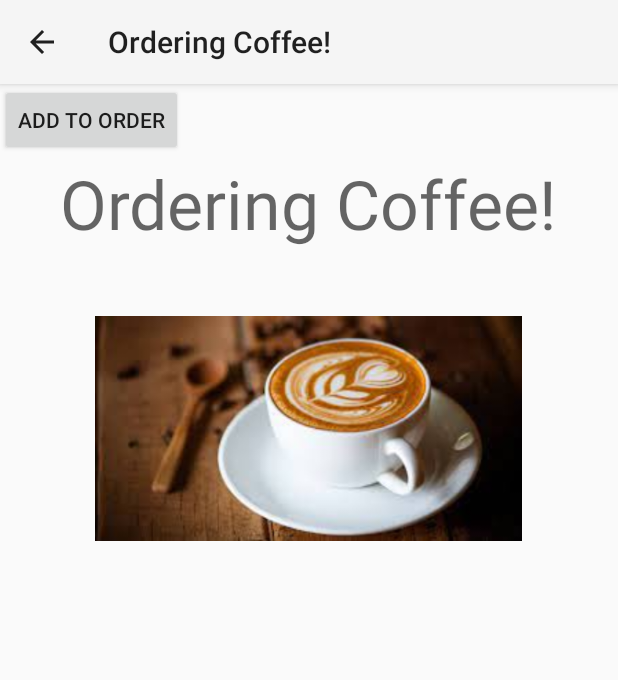
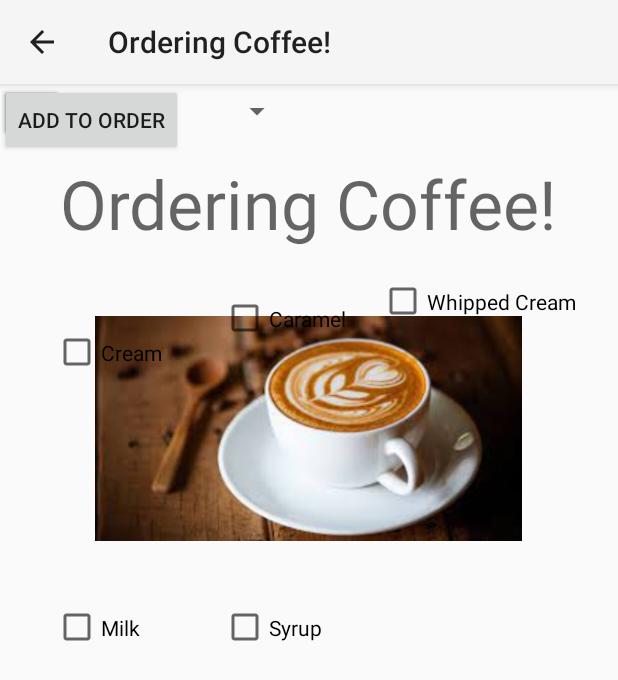
Before and after one commit to Nabihah01/RUCafe, an Android app: the OrderingCoffeeActivity screen opened directly, with no data from a screen before it, on a phone screen of 412 x 824 dp. Shown: the top 680 px of the screen. Run offline under Robolectric (Android 15) with nearby library versions, the light colour scheme and no system bars.

Commit message:
ordering coffee UI

```diff
--- a/app/src/main/java/com/example/rucafe/Coffee.java
+++ b/app/src/main/java/com/example/rucafe/Coffee.java
@@ -1,4 +1,4 @@
-package com.example.project4;
+package com.example.rucafe;
 
 import java.util.ArrayList;
 
@@ -7,7 +7,7 @@ import java.util.ArrayList;
  * Has three attributes - cupsize, addins, and quantity
  *  @author Nabihah, Maryam
  */
-public class Coffee extends MenuItem implements Customizable{
+public class Coffee extends MenuItem implements Customizable {
     private String cupSize;
     private ArrayList<String> addIns;
     private int quantity;
--- a/app/src/main/java/com/example/rucafe/Customizable.java
+++ b/app/src/main/java/com/example/rucafe/Customizable.java
@@ -1,4 +1,4 @@
-package com.example.project4;
+package com.example.rucafe;
 
 /**
  *  Java interface
--- a/app/src/main/java/com/example/rucafe/DonutsAdapter.java
+++ b/app/src/main/java/com/example/rucafe/DonutsAdapter.java
@@ -80,10 +80,8 @@ public class DonutsAdapter {
             super(itemView);
             donut_flavor = itemView.findViewById(R.id.donut_flavor);
             donut_price = itemView.findViewById(R.id.donut_price);
-            donut_quantity = itemView.findViewById(R.id.donut_quantity);
             donut_image = itemView.findViewById(R.id.donut_image);
             btn_add = itemView.findViewById(R.id.btn_add);
-            btn_minus = itemView.findViewById(R.id.btn_minus)
             parentLayout = itemView.findViewById(R.id.rowLayout);
             setAddButtonOnClick(itemView); //register the onClicklistener for the button on each row.
         }
@@ -104,7 +102,7 @@ public class DonutsAdapter {
                     alert.setPositiveButton("yes", new DialogInterface.OnClickListener() {
                         public void onClick(DialogInterface dialog, int which) {
                             Toast.makeText(itemView.getContext(),
-                                    tv_name.getText().toString() + " added.", Toast.LENGTH_LONG).show();
+                                    donut_flavor.getText().toString() + " added.", Toast.LENGTH_LONG).show();
                         }
                         //handle the "NO" click
                     }).setNegativeButton("no", new DialogInterface.OnClickListener() {
--- a/app/src/main/java/com/example/rucafe/Order.java
+++ b/app/src/main/java/com/example/rucafe/Order.java
@@ -1,4 +1,4 @@
-package com.example.project4;
+package com.example.rucafe;
 
 import java.util.ArrayList;
 
--- a/app/src/main/java/com/example/rucafe/StoreOrders.java
+++ b/app/src/main/java/com/example/rucafe/StoreOrders.java
@@ -1,4 +1,4 @@
-package com.example.project4;
+package com.example.rucafe;
 
 import java.util.ArrayList;
 
--- a/app/src/main/res/layout/ordering_coffee.xml
+++ b/app/src/main/res/layout/ordering_coffee.xml
@@ -4,6 +4,22 @@
     xmlns:tools="http://schemas.android.com/tools"
     android:layout_width="match_parent"
     android:layout_height="match_parent">
+
+    <Button
+        android:id="@+id/button2"
+        android:layout_width="42dp"
+        android:layout_height="38dp"
+        android:text="@string/plus"
+        tools:layout_editor_absoluteX="252dp"
+        tools:layout_editor_absoluteY="476dp" />
+
+    <Button
+        android:id="@+id/button4"
+        android:layout_width="42dp"
+        android:layout_height="38dp"
+        android:text="@string/minus"
+        tools:layout_editor_absoluteX="349dp"
+        tools:layout_editor_absoluteY="476dp" />
 
     <ImageView
         android:id="@+id/imageView"
@@ -40,6 +56,76 @@
         android:layout_width="wrap_content"
         android:layout_height="wrap_content"
         android:text="@string/addToOrderCoffee"
-        tools:layout_editor_absoluteX="106dp"
-        tools:layout_editor_absoluteY="556dp" />
+        tools:layout_editor_absoluteX="117dp"
+        tools:layout_editor_absoluteY="637dp" />
+
+    <Spinner
+        android:id="@+id/spinner"
+        android:layout_width="195dp"
+        android:layout_height="36dp"
+        tools:layout_editor_absoluteX="35dp"
+        tools:layout_editor_absoluteY="482dp" />
+
+    <CheckBox
+        android:id="@+id/checkBox4"
+        android:layout_width="97dp"
+        android:layout_height="51dp"
+        android:layout_marginTop="20dp"
+        android:layout_marginEnd="8dp"
+        android:layout_marginBottom="50dp"
+        android:text="@string/caramel"
+        app:layout_constraintBottom_toTopOf="@+id/spinner"
+        app:layout_constraintEnd_toStartOf="@+id/checkBox5"
+        app:layout_constraintTop_toBottomOf="@+id/checkBox2"
+        app:layout_constraintVertical_bias="0.545" />
+
+    <CheckBox
+        android:id="@+id/checkBox5"
+        android:layout_width="139dp"
+        android:layout_height="54dp"
+        android:layout_marginTop="60dp"
+        android:layout_marginEnd="20dp"
+        android:layout_marginBottom="75dp"
+        android:text="@string/whipped_cream"
+        app:layout_constraintBottom_toTopOf="@+id/spinner"
+        app:layout_constraintEnd_toEndOf="parent"
+        app:layout_constraintTop_toBottomOf="@+id/imageView" />
+
+    <CheckBox
+        android:id="@+id/checkBox"
+        android:layout_width="97dp"
+        android:layout_height="51dp"
+        android:layout_marginStart="40dp"
+        android:layout_marginTop="32dp"
+        android:layout_marginEnd="30dp"
+        android:text="@string/milk"
+        app:layout_constraintEnd_toStartOf="@+id/checkBox2"
+        app:layout_constraintHorizontal_bias="0.25"
+        app:layout_constraintStart_toStartOf="parent"
+        app:layout_constraintTop_toBottomOf="@+id/imageView" />
+
+    <CheckBox
+        android:id="@+id/checkBox2"
+        android:layout_width="97dp"
+        android:layout_height="51dp"
+        android:layout_marginTop="32dp"
+        android:layout_marginEnd="8dp"
+        android:text="@string/syrup"
+        app:layout_constraintEnd_toStartOf="@+id/checkBox5"
+        app:layout_constraintTop_toBottomOf="@+id/imageView" />
+
+    <CheckBox
+        android:id="@+id/checkBox3"
+        android:layout_width="97dp"
+        android:layout_height="51dp"
+        android:layout_marginStart="50dp"
+        android:layout_marginTop="20dp"
+        android:layout_marginEnd="30dp"
+        android:layout_marginBottom="50dp"
+        android:text="@string/cream"
+        app:layout_constraintBottom_toTopOf="@+id/spinner"
+        app:layout_constraintEnd_toStartOf="@+id/checkBox4"
+        app:layout_constraintStart_toStartOf="parent"
+        app:layout_constraintTop_toBottomOf="@+id/checkBox" />
+
 </androidx.constraintlayout.widget.ConstraintLayout>
--- a/app/src/main/res/values/strings.xml
+++ b/app/src/main/res/values/strings.xml
@@ -17,4 +17,9 @@
     <string name="Oreo">Oreo</string>
     <string name="plus">+</string>
     <string name="minus">-</string>
+    <string name="milk">Milk</string>
+    <string name="syrup">Syrup</string>
+    <string name="caramel">Caramel</string>
+    <string name="cream">Cream</string>
+    <string name="whipped_cream">Whipped Cream</string>
 </resources>
```
Also changed, not shown: app/src/main/res/layout/row_view.xml (+48 -49 lines).
